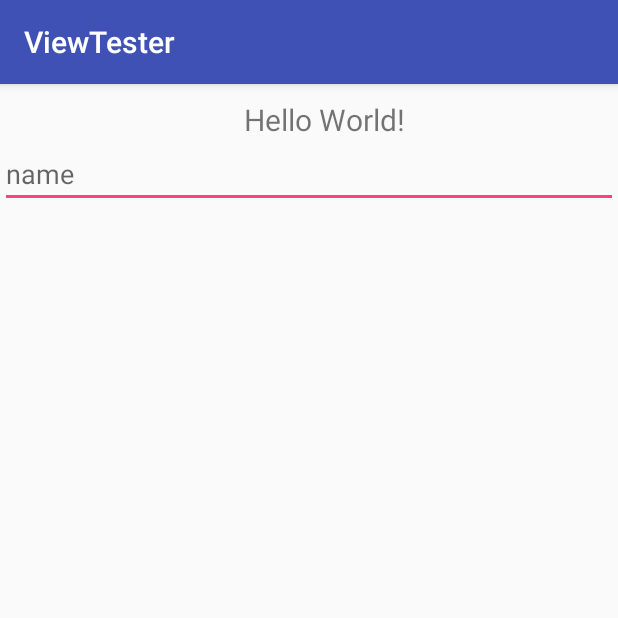
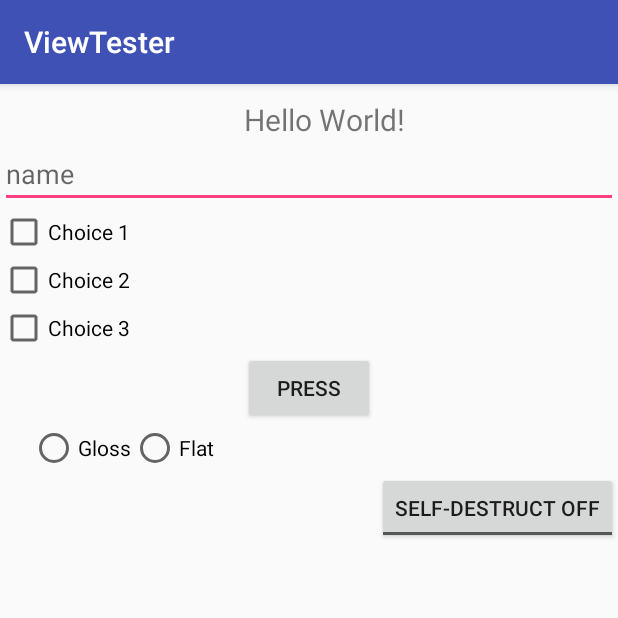
Before and after one commit to schilderp/App_Dev_Homework, an Android app: the screen it shows after launch (MainActivity), on a phone screen of 412 x 824 dp, the top half of it. Run offline under Robolectric (Android 15) with nearby library versions, the phone set to English and light mode, and no system bars.

Commit message:
ViewTester
Added check boxes, radio buttons, and toggle button.

```diff
--- a/ViewTester/app/src/main/java/edu/lewisu/cs/peterschilder/viewtester/MainActivity.java
+++ b/ViewTester/app/src/main/java/edu/lewisu/cs/peterschilder/viewtester/MainActivity.java
@@ -1,13 +1,97 @@
 package edu.lewisu.cs.peterschilder.viewtester;
 
+import android.os.Bundle;
 import android.support.v7.app.AppCompatActivity;
-import android.os.Bundle;
+import android.view.View;
+import android.widget.Button;
+import android.widget.CheckBox;
+import android.widget.EditText;
+import android.widget.RadioButton;
+import android.widget.TextView;
+import android.widget.Toast;
+import android.widget.ToggleButton;
 
 public class MainActivity extends AppCompatActivity {
+
+
+    private TextView label;
+    private EditText input;
+    private Button mainButton;
+    private CheckBox checkBox1;
+    private CheckBox checkBox2;
+    private CheckBox checkBox3;
+    private ToggleButton toggleButton;
+
 
     @Override
     protected void onCreate(Bundle savedInstanceState) {
         super.onCreate(savedInstanceState);
         setContentView(R.layout.activity_main);
+        label = (TextView) findViewById(R.id.text_view);
+        input = (EditText) findViewById(R.id.input);
+        mainButton = (Button) findViewById(R.id.main_button);
+        ClickListener clickListener = new ClickListener();
+        mainButton.setOnClickListener(clickListener);
+
+        checkBox1 = (CheckBox)findViewById(R.id.checkBox1);
+        checkBox2 = (CheckBox)findViewById(R.id.checkBox2);
+        checkBox3 = (CheckBox)findViewById(R.id.checkBox3);
+
+        CheckListener checkListener = new CheckListener();
+        checkBox1.setOnClickListener(checkListener);
+        checkBox2.setOnClickListener(checkListener);
+        checkBox3.setOnClickListener(checkListener);
+
+        toggleButton = (ToggleButton)findViewById(R.id.toggleButton);
+        toggleButton.setOnClickListener(new View.OnClickListener() {
+            @Override
+            public void onClick(View v) {
+                String text ="";
+                if(toggleButton.isChecked()){
+                    text = toggleButton.getTextOn().toString();
+                }else {
+                    text = toggleButton.getTextOff().toString();
+                }
+
+                Toast.makeText(getApplicationContext(), text, Toast.LENGTH_SHORT).show();
+            }
+        });
     }
+
+    private class ClickListener implements View.OnClickListener{
+        @Override
+        public void onClick(View v) {
+            String text = input.getText().toString();
+            label.setText(text);
+        }
+    }
+
+    public void radioHandler(View v){
+        RadioButton b = (RadioButton)v;
+        String text = ((RadioButton)v).getText().toString();
+        Toast.makeText(getBaseContext(), text,Toast.LENGTH_SHORT).show();
+    }
+
+    private class CheckListener implements View.OnClickListener{
+        @Override
+        public void onClick(View v) {
+            String toastString="";
+            if(checkBox1.isChecked()){
+                toastString += "Box 1 is checked\n";
+            }
+            if(checkBox2.isChecked()){
+                toastString += "Box 2 is checked\n";
+            }
+            if(checkBox3.isChecked()){
+                toastString += "Box 3 is checked\n";
+            }
+            if(toastString.length()==0){
+                toastString = "No Boxes checked";
+            }
+
+            Toast.makeText(getApplicationContext(),toastString,Toast.LENGTH_SHORT).show();
+        }
+    }
+
+
 }
--- a/ViewTester/app/src/main/res/layout/activity_main.xml
+++ b/ViewTester/app/src/main/res/layout/activity_main.xml
@@ -7,7 +7,7 @@
     android:orientation="vertical">
 
     <TextView
-        android:id="@+id/TextView"
+        android:id="@+id/text_view"
         android:layout_width="match_parent"
         android:layout_height="wrap_content"
         android:text="Hello World!"
@@ -23,4 +23,64 @@
         android:layout_gravity="center_horizontal"
         android:hint="@string/name"
         android:inputType="textPersonName" />
+
+    <CheckBox
+        android:layout_width="wrap_content"
+        android:layout_height="wrap_content"
+        android:text="@string/choice1"
+        android:id="@+id/checkBox1" />
+    <CheckBox
+        android:layout_width="wrap_content"
+        android:layout_height="wrap_content"
+        android:text="@string/choice2"
+        android:id="@+id/checkBox2" />
+    <CheckBox
+        android:layout_width="wrap_content"
+        android:layout_height="wrap_content"
+        android:text="@string/choice3"
+        android:id="@+id/checkBox3" />
+
+    <Button
+        android:layout_width="wrap_content"
+        android:layout_height="wrap_content"
+        android:id = "@+id/main_button"
+        android:text="@string/press"
+        android:layout_gravity="center_horizontal"
+         />
+
+    <RadioGroup
+        android:layout_width="wrap_content"
+        android:layout_height="wrap_content"
+        android:orientation="horizontal"
+        android:layout_gravity="left"
+        android:layout_marginLeft="20dp">
+
+        <RadioButton
+            android:layout_width="wrap_content"
+            android:layout_height="wrap_content"
+            android:text="@string/gloss"
+            android:id="@+id/radio1"
+            android:checked="false"
+            android:onClick="radioHandler"
+        />
+
+        <RadioButton
+            android:layout_width="wrap_content"
+            android:layout_height="wrap_content"
+            android:text="@string/flat"
+            android:id="@+id/radio2"
+            android:checked="false"
+            android:onClick="radioHandler"
+            />
+    </RadioGroup>
+
+    <ToggleButton
+        android:layout_width="wrap_content"
+        android:layout_height="wrap_content"
+        android:textOn="@string/on"
+        android:textOff="@string/off"
+        android:id="@+id/toggleButton"
+        android:layout_gravity="right"
+        android:checked="false" />
+
 </LinearLayout>
--- a/ViewTester/app/src/main/res/values/strings.xml
+++ b/ViewTester/app/src/main/res/values/strings.xml
@@ -1,4 +1,12 @@
 <resources>
     <string name="app_name">ViewTester</string>
     <string name="name">name</string>
+    <string name="press">Press</string>
+    <string name="choice1">Choice 1</string>
+    <string name="choice2">Choice 2</string>
+    <string name="choice3">Choice 3</string>
+    <string name="gloss">Gloss</string>
+    <string name="flat">Flat</string>
+    <string name="on">Self-Destruct On</string>
+    <string name="off">Self-Destruct Off</string>
 </resources>
```
